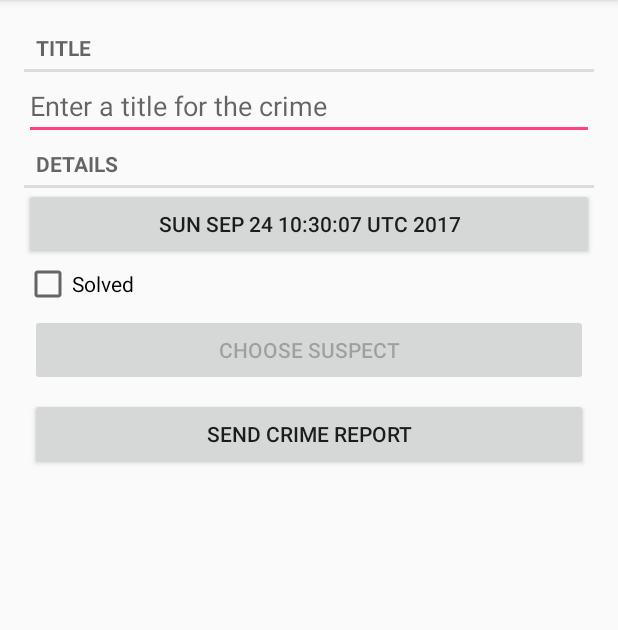
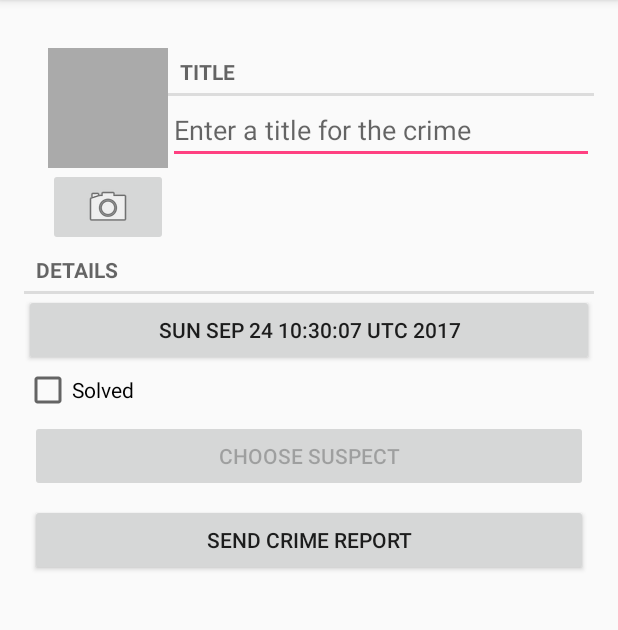
Before and after one commit to chalypeng/AndroidDev, an Android app: the CrimeFragement screen opened directly, with no data from a screen before it, on a phone screen of 412 x 824 dp, the part 84-714 px from its top. Run offline under Robolectric (Android 15) with nearby library versions, the phone set to English and light mode, and no system bars.

Commit message:
done chap16

```diff
--- a/CriminalIntent/app/src/main/java/xyz/toor/criminalintent/Crime.java
+++ b/CriminalIntent/app/src/main/java/xyz/toor/criminalintent/Crime.java
@@ -19,6 +19,10 @@ public class Crime {
 
     public void setSuspect(String suspect) {
         mSuspect = suspect;
+    }
+
+    public String getPhotoFilename(){
+        return "IMG_" + getId().toString()+".jpg";
     }
 
     private String mSuspect;
--- a/CriminalIntent/app/src/main/java/xyz/toor/criminalintent/CrimeFragement.java
+++ b/CriminalIntent/app/src/main/java/xyz/toor/criminalintent/CrimeFragement.java
@@ -4,13 +4,17 @@ package xyz.toor.criminalintent;
 import android.app.Activity;
 import android.content.Intent;
 import android.content.pm.PackageManager;
+import android.content.pm.ResolveInfo;
 import android.database.Cursor;
+import android.graphics.Bitmap;
 import android.net.Uri;
 import android.os.Bundle;
 import android.provider.ContactsContract;
+import android.provider.MediaStore;
 import android.support.annotation.Nullable;
 import android.support.v4.app.Fragment;
 import android.support.v4.app.FragmentManager;
+import android.support.v4.content.FileProvider;
 import android.text.Editable;
 import android.text.TextWatcher;
 import android.text.format.DateFormat;
@@ -22,8 +26,12 @@ import android.widget.Button;
 import android.widget.CheckBox;
 import android.widget.CompoundButton;
 import android.widget.EditText;
+import android.widget.ImageButton;
+import android.widget.ImageView;
 
+import java.io.File;
 import java.util.Date;
+import java.util.List;
 import java.util.UUID;
 
 /**
@@ -38,15 +46,20 @@ public class CrimeFragement extends Fragment {
 
     private static final int REQUEST_DATE = 0;
     private static final int REQUEST_CONTACT = 1;
+    private static final int REQUEST_PHOTO = 2;
 
 
     private Crime mCrime;
+    private File mPhotoFile;
     private EditText mTitleField;
     private Button mDateButton;
     private CheckBox mSolvedCheckBox;
 
     private Button mSuspectButton;
     private Button mReportButton;
+
+    private ImageButton mPhotoButton;
+    private ImageView mPhotoView;
 
     public static CrimeFragement newInstance(UUID crimeId) {
         Bundle args = new Bundle();
@@ -67,6 +80,7 @@ public class CrimeFragement extends Fragment {
 //                .getSerializableExtra(CrimeActivity.EXTRA_CRIME_ID);
         UUID crimeId = (UUID) getArguments().getSerializable(ARG_CRIME_ID);
         mCrime = CrimeLab.get(getActivity()).getCrime(crimeId);
+        mPhotoFile = CrimeLab.get(getActivity()).getPhotoFile(mCrime);
     }
 
     @Override
@@ -157,10 +171,40 @@ public class CrimeFragement extends Fragment {
 
         // 没有联系人管理App，嫌疑人按钮不可用
         PackageManager packageManager = getActivity().getPackageManager();
-        if (packageManager.resolveActivity(pickContact, PackageManager.MATCH_DEFAULT_ONLY) == null){
+        if (packageManager.resolveActivity(pickContact, PackageManager.MATCH_DEFAULT_ONLY) == null) {
             mSuspectButton.setEnabled(false);
         }
 
+        mPhotoButton = (ImageButton) v.findViewById(R.id.crime_camera);
+
+        final Intent captureImage = new Intent(MediaStore.ACTION_IMAGE_CAPTURE);
+        boolean canTakePhoto = mPhotoFile != null &&
+                captureImage.resolveActivity(packageManager) != null;
+        mPhotoButton.setEnabled(canTakePhoto);
+
+        mPhotoButton.setOnClickListener(new View.OnClickListener() {
+            @Override
+            public void onClick(View v) {
+                Uri uri = FileProvider.getUriForFile(
+                        getActivity(),
+                        "xyz.toor.criminalintent.fileprovider",
+                        mPhotoFile);
+                captureImage.putExtra(MediaStore.EXTRA_OUTPUT,uri);
+
+                List<ResolveInfo> cameraActivities = getActivity()
+                        .getPackageManager()
+                        .queryIntentActivities(captureImage,PackageManager.MATCH_DEFAULT_ONLY);
+
+                for (ResolveInfo activity:cameraActivities){
+                    getActivity().grantUriPermission(activity.activityInfo.packageName,
+                            uri,Intent.FLAG_GRANT_WRITE_URI_PERMISSION);
+                }
+
+                startActivityForResult(captureImage,REQUEST_PHOTO);
+            }
+        });
+        mPhotoView = (ImageView) v.findViewById(R.id.crime_photo);
+        updatePhotoView();
 
         return v;
     }
@@ -174,7 +218,7 @@ public class CrimeFragement extends Fragment {
             Date date = (Date) data.getSerializableExtra(DatePickerFragment.EXTRA_DATE);
             mCrime.setDate(date);
             updateDate();
-        }else if (requestCode ==REQUEST_CONTACT && data != null){
+        } else if (requestCode == REQUEST_CONTACT && data != null) {
             Uri contactUri = data.getData();
             // Spectify which fields you want your query to return values for
             String[] queryFields = new String[]{
@@ -182,13 +226,13 @@ public class CrimeFragement extends Fragment {
             };
             // Perform your query - the contactUri is like a "where" clause here
             Cursor c = getActivity().getContentResolver()
-                    .query(contactUri,queryFields,null,null,null);
+                    .query(contactUri, queryFields, null, null, null);
 
-            try{
+            try {
                 // Double-Check that you actually got results
 //                int testCount = c.getCount();
 //                Log.d(TAG, "onActivityResult: "+testCount);
-                if(c.getCount() == 0){
+                if (c.getCount() == 0) {
                     return;
                 }
 
@@ -197,13 +241,18 @@ public class CrimeFragement extends Fragment {
                 String suspect = c.getString(0);
                 mCrime.setSuspect(suspect);
                 mSuspectButton.setText(suspect);
-            }finally {
+            } finally {
                 if (c != null) {
                     c.close();
                 }
             }
+        }else if(requestCode == REQUEST_PHOTO){
+            Uri uri = FileProvider.getUriForFile(getActivity(),
+                    "xyz.toor.criminalintent.fileprovider",
+                    mPhotoFile);
+            getActivity().revokeUriPermission(uri,Intent.FLAG_GRANT_WRITE_URI_PERMISSION);
 
-
+            updatePhotoView();
         }
     }
 
@@ -237,4 +286,13 @@ public class CrimeFragement extends Fragment {
                 suspect);
 
     }
+
+    private void updatePhotoView(){
+        if (mPhotoFile == null || !mPhotoFile.exists()){
+            mPhotoView.setImageDrawable(null);
+        }else {
+            Bitmap bitmap = PictureUtils.getScaledBitmap(mPhotoFile.getPath(),getActivity());
+            mPhotoView.setImageBitmap(bitmap);
+        }
+    }
 }
--- a/CriminalIntent/app/src/main/java/xyz/toor/criminalintent/CrimeLab.java
+++ b/CriminalIntent/app/src/main/java/xyz/toor/criminalintent/CrimeLab.java
@@ -5,6 +5,7 @@ import android.content.Context;
 import android.database.Cursor;
 import android.database.sqlite.SQLiteDatabase;
 
+import java.io.File;
 import java.util.ArrayList;
 import java.util.List;
 import java.util.UUID;
@@ -95,6 +96,12 @@ public class CrimeLab {
 
     }
 
+    public File getPhotoFile(Crime crime){
+        File filesDir = mContext.getFilesDir();
+        return new File(filesDir,crime.getPhotoFilename());
+
+    }
+
     public void updateCrime(Crime crime) {
         String uuidString = crime.getId().toString();
         ContentValues values = getContentValues(crime);
--- a/CriminalIntent/app/src/main/res/layout/fragment_crime.xml
+++ b/CriminalIntent/app/src/main/res/layout/fragment_crime.xml
@@ -5,19 +5,48 @@
               android:layout_margin="16dp"
               android:orientation="vertical">
 
+    <LinearLayout
+        android:layout_width="match_parent"
+        android:layout_height="wrap_content"
+        android:orientation="horizontal"
+        android:layout_marginLeft="16dp"
+        android:layout_marginTop="16dp">
+        <LinearLayout
+            android:layout_width="wrap_content"
+            android:layout_height="wrap_content"
+            android:orientation="vertical">
+            <ImageView
+                android:id="@+id/crime_photo"
+                android:layout_width="80dp"
+                android:layout_height="80dp"
+                android:scaleType="centerInside"
+                android:cropToPadding="true"
+                android:background="@android:color/darker_gray"/>
+            <ImageButton
+                android:id="@+id/crime_camera"
+                android:layout_width="match_parent"
+                android:layout_height="wrap_content"
+                android:src="@android:drawable/ic_menu_camera"/>
+        </LinearLayout>
 
-
+        <LinearLayout
+            android:layout_width="0dp"
+            android:layout_height="wrap_content"
+            android:orientation="vertical"
+            android:layout_weight="1">
             <TextView
                 style="?android:listSeparatorTextViewStyle"
                 android:layout_width="match_parent"
                 android:layout_height="wrap_content"
                 android:text="@string/crime_title_label"/>
-
             <EditText
                 android:id="@+id/crime_title"
                 android:layout_width="match_parent"
                 android:layout_height="wrap_content"
                 android:hint="@string/crime_title_hint"/>
+        </LinearLayout>
+    </LinearLayout>
+
 
     <TextView
         style="?android:listSeparatorTextViewStyle"
--- /dev/null
+++ b/CriminalIntent/app/src/main/res/xml/files.xml
@@ -0,0 +1,4 @@
+<?xml version="1.0" encoding="utf-8"?>
+<paths>
+    <file-path name="crime_photos" path="."/>
+</paths>
```
Also changed, not shown: CriminalIntent/app/src/main/AndroidManifest.xml (+13 -0 lines), CriminalIntent/app/src/main/java/xyz/toor/criminalintent/PictureUtils.java (added, +44 -0 lines). Lines whose indentation alone changed are shown as unchanged.
